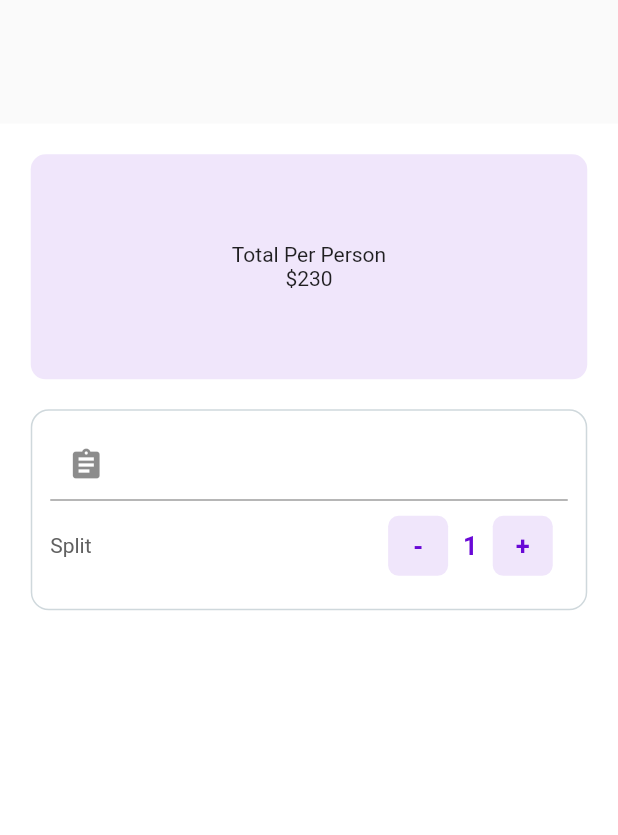
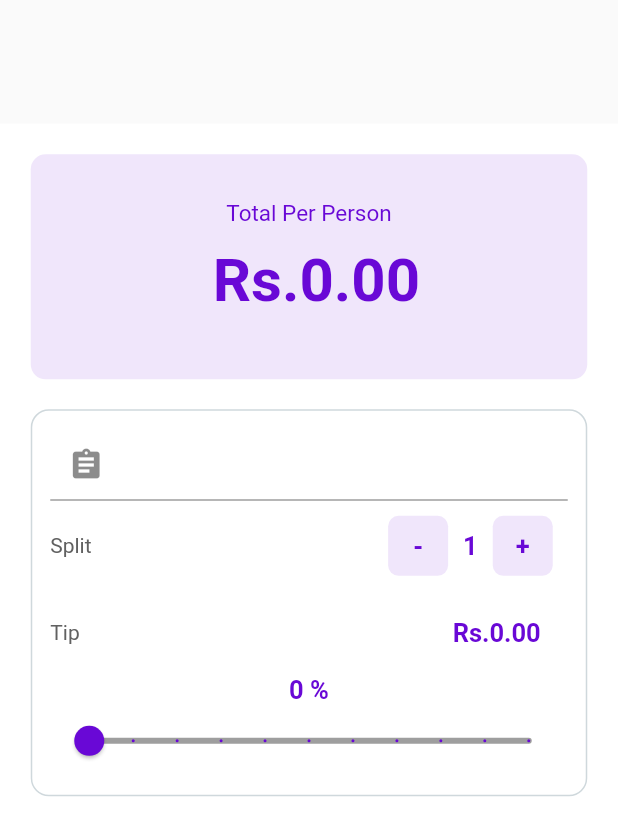
Before and after one commit to RUPAK7406/exploring-flutter, a Flutter app: the screen it shows after launch, on a phone screen of 412 x 824 dp. Shown: the top 835 px of the screen. Run offline on Flutter 3.47's test engine with Material 2 defaults, Android fonts, the phone set to English and light mode, and no system bars.

Commit message:
added tip_calculator

```diff
--- a/tip_calculator/lib/ui/home.dart
+++ b/tip_calculator/lib/ui/home.dart
@@ -1,4 +1,3 @@
-
 import 'package:flutter/material.dart';
 import 'package:tip_calculator/utils/hexColor.dart';
 
@@ -27,43 +26,54 @@ class _BillSplitterState extends State<BillSplitter> {
               width: 150,
               height: 150,
               decoration: BoxDecoration(
-                color: _purple.withOpacity(0.1),//Colors.purpleAccent.shade100,
+                color: _purple.withOpacity(0.1), //Colors.purpleAccent.shade100,
                 borderRadius: BorderRadius.circular(10),
               ),
               child: Center(
                 child: Column(
                     mainAxisAlignment: MainAxisAlignment.center,
                     children: <Widget>[
-                      Text("Total Per Person", style: TextStyle(),),
-                      Text("\$230"),
-                    ]
+                      Text(
+                        "Total Per Person",
+                        style: TextStyle(
+                          color: _purple,
+                          fontWeight: FontWeight.normal,
+                          fontSize: 15.0,
                         ),
+                      ),
+                      Padding(
+                        padding: const EdgeInsets.all(12.0),
+                        child: Text(
+                          "\ Rs.${calculateTotalPerPerson(_billAmount, _personCounter, _tipPercentage)}",
+                         style: TextStyle(
+                            color: _purple,
+                            fontWeight: FontWeight.bold,
+                            fontSize: 40.0,
+                          ),),
+                      ),
+                    ]),
               ),
             ),
             Container(
-              margin:  EdgeInsets.only(top : 20.0),
+              margin: EdgeInsets.only(top: 20.0),
               padding: EdgeInsets.all(12.0),
               decoration: BoxDecoration(
-                color : Colors.transparent,
-                border : Border.all(
+                  color: Colors.transparent,
+                  border: Border.all(
                       color: Colors.blueGrey.shade100,
                       style: BorderStyle.solid),
-                  borderRadius: BorderRadius.circular(12.0)
-              ),
-              child : Column(
-                children: <Widget>[
+                  borderRadius: BorderRadius.circular(12.0)),
+              child: Column(children: <Widget>[
                 TextField(
                   keyboardType: TextInputType.numberWithOptions(decimal: true),
-                    style: TextStyle(color : _purple),
+                  style: TextStyle(color: _purple),
                   decoration: InputDecoration(
                       prefixText: "Bill Amount : ",
-                      prefixIcon: Icon(Icons.assignment)
-                     ),
-                     onChanged: (String value){
-                       try{
+                      prefixIcon: Icon(Icons.assignment)),
+                  onChanged: (String value) {
+                    try {
                       _billAmount = double.parse(value);
-
-                       } catch(exception){
+                    } catch (exception) {
                       _billAmount = 0.0;
                     }
                   },
@@ -71,33 +81,34 @@ class _BillSplitterState extends State<BillSplitter> {
                 Row(
                     mainAxisAlignment: MainAxisAlignment.spaceBetween,
                     children: <Widget>[
-                      Text("Split",
-                      style : TextStyle(
-                        color: Colors.grey.shade700),),
+                      Text(
+                        "Split",
+                        style: TextStyle(color: Colors.grey.shade700),
+                      ),
                       Row(
                         children: <Widget>[
                           InkWell(
-                              onTap: (){
+                            onTap: () {
                               setState(() {
-                                  if(_personCounter > 1){
+                                if (_personCounter > 1) {
                                   _personCounter--;
                                 } else {
                                   //Do Something
                                 }
                               });
-                              },child: Container(
-                                width : 40,
-                                height : 40,
-                                margin : EdgeInsets.all(10.0),
+                            },
+                            child: Container(
+                              width: 40,
+                              height: 40,
+                              margin: EdgeInsets.all(10.0),
                               decoration: BoxDecoration(
                                   borderRadius: BorderRadius.circular(7.0),
-                                  color: _purple.withOpacity(0.1)
-                                ),
-                                child:
-                                 Center(
+                                  color: _purple.withOpacity(0.1)),
+                              child: Center(
                                 child: Text(
-                                    "-",style: TextStyle(
-                                      color : _purple,
+                                  "-",
+                                  style: TextStyle(
+                                    color: _purple,
                                     fontWeight: FontWeight.bold,
                                     fontSize: 17.0,
                                   ),
@@ -105,32 +116,32 @@ class _BillSplitterState extends State<BillSplitter> {
                               ),
                             ),
                           ),
-                            Text("$_personCounter",
+                          Text(
+                            "$_personCounter",
                             style: TextStyle(
-                              color : _purple,
+                              color: _purple,
                               fontWeight: FontWeight.bold,
                               fontSize: 17.0,
                             ),
                           ),
-
-
                           InkWell(
-                              onTap: (){
+                            onTap: () {
                               setState(() {
                                 _personCounter++;
                               });
-                              },child: Container(
-                                width : 40, height : 40,
-                                margin : EdgeInsets.all(10.0),
+                            },
+                            child: Container(
+                              width: 40,
+                              height: 40,
+                              margin: EdgeInsets.all(10.0),
                               decoration: BoxDecoration(
                                   borderRadius: BorderRadius.circular(7.0),
-                                  color: _purple.withOpacity(0.1)
-                                ),
-                                child:
-                                 Center(
+                                  color: _purple.withOpacity(0.1)),
+                              child: Center(
                                 child: Text(
-                                    "+",style: TextStyle(
-                                      color : _purple,
+                                  "+",
+                                  style: TextStyle(
+                                    color: _purple,
                                     fontWeight: FontWeight.bold,
                                     fontSize: 17.0,
                                   ),
@@ -138,19 +149,72 @@ class _BillSplitterState extends State<BillSplitter> {
                               ),
                             ),
                           ),
-
-
                         ],
-                        )
-                    ],
-                  ),
-
-                ]
-              ),
                       ),
                     ]
                     ),
+                    Row(mainAxisAlignment: MainAxisAlignment.spaceBetween,
+                    children: <Widget>[
+                      Text("Tip",
+                      style : TextStyle(
+                        color: Colors.grey.shade700,)
+                        ),
+                      Padding(
+                        padding: const EdgeInsets.all(18.0),
+                        child: Text(
+                          "\ Rs.${(calculateTotalTip(_billAmount, _personCounter, _tipPercentage)).toStringAsFixed(2)}",
+                        style: TextStyle(
+                          color : _purple,
+                          fontWeight : FontWeight.bold,
+                          fontSize : 17.0
+                        )),
+                      )
+                    ],),
+                    //SLider
+                    Column(children: <Widget>[
+                      Text("$_tipPercentage %",
+                      style: TextStyle(
+                        color : _purple,
+                        fontSize: 17.0,
+                        fontWeight: FontWeight.bold
+                      ),),
+                      //SliderWidget
+                      Slider(
+                        min : 0,
+                        max: 100,
+                        activeColor: _purple,
+                        inactiveColor: Colors.grey,
+                        divisions: 10,
+                        value:_tipPercentage.toDouble(),
+                       onChanged: (double newValue){
+                         setState(() {
+
+                           _tipPercentage = newValue.round();
+                         });
+                       })
+                    ],)
+
+              ]),
+            )
+          ]),
     )
     );
+
+  }
+
+  calculateTotalPerPerson( double billAmount, int splitBy, int tipPercentage){
+    var totalPerPerson = ( calculateTotalTip(billAmount, splitBy, tipPercentage)+ billAmount) / splitBy;
+
+    return totalPerPerson.toStringAsFixed(2);
+  }
+  calculateTotalTip( double billAmount, int splitBy, int tipPercentage){
+    double totalTip = 0.0;
+
+    if (billAmount < 0 || billAmount.toString().isEmpty || billAmount == null){
+
+    } else {
+      totalTip = (billAmount * tipPercentage) / 100 ;
+    }
+    return totalTip;
   }
 }
```
Lines whose indentation alone changed are shown as unchanged.
